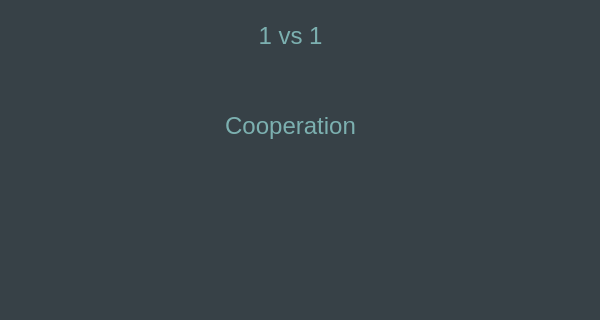
This is menu.ui in axwl03/2018-pd2-Project3 as Qt 5 draws it before an edit; both pictures show x 0 to 600 and y 180 to 500 of the 600 by 500 pixel window. The edited form follows.
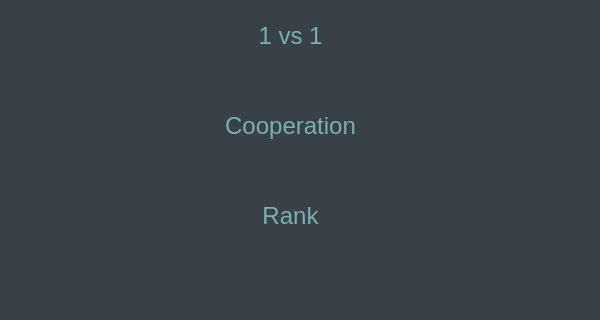
This is the edited form.

Commit message: new character: bone; rank record system; new messagebox

What changed in the file:
```diff
--- a/menu.ui
+++ b/menu.ui
@@ -360,6 +360,91 @@
      <bool>true</bool>
     </property>
    </widget>
+   <widget class="QPushButton" name="pushButton_4">
+    <property name="geometry">
+     <rect>
+      <x>220</x>
+      <y>370</y>
+      <width>141</width>
+      <height>51</height>
+     </rect>
+    </property>
+    <property name="palette">
+     <palette>
+      <active>
+       <colorrole role="Button">
+        <brush brushstyle="SolidPattern">
+         <color alpha="255">
+          <red>55</red>
+          <green>65</green>
+          <blue>71</blue>
+         </color>
+        </brush>
+       </colorrole>
+       <colorrole role="ButtonText">
+        <brush brushstyle="SolidPattern">
+         <color alpha="255">
+          <red>124</red>
+          <green>176</green>
+          <blue>176</blue>
+         </color>
+        </brush>
+       </colorrole>
+      </active>
+      <inactive>
+       <colorrole role="Button">
+        <brush brushstyle="SolidPattern">
+         <color alpha="255">
+          <red>55</red>
+          <green>65</green>
+          <blue>71</blue>
+         </color>
+        </brush>
+       </colorrole>
+       <colorrole role="ButtonText">
+        <brush brushstyle="SolidPattern">
+         <color alpha="255">
+          <red>124</red>
+          <green>176</green>
+          <blue>176</blue>
+         </color>
+        </brush>
+       </colorrole>
+      </inactive>
+      <disabled>
+       <colorrole role="Button">
+        <brush brushstyle="SolidPattern">
+         <color alpha="255">
+          <red>55</red>
+          <green>65</green>
+          <blue>71</blue>
+         </color>
+        </brush>
+       </colorrole>
+       <colorrole role="ButtonText">
+        <brush brushstyle="SolidPattern">
+         <color alpha="255">
+          <red>190</red>
+          <green>190</green>
+          <blue>190</blue>
+         </color>
+        </brush>
+       </colorrole>
+      </disabled>
+     </palette>
+    </property>
+    <property name="font">
+     <font>
+      <pointsize>18</pointsize>
+     </font>
+    </property>
+    <property name="text">
+     <string>Rank</string>
+    </property>
+    <property name="flat">
+     <bool>true</bool>
+    </property>
+   </widget>
   </widget>
  </widget>
  <resources/>
```
The commit also changes 16 other files.
